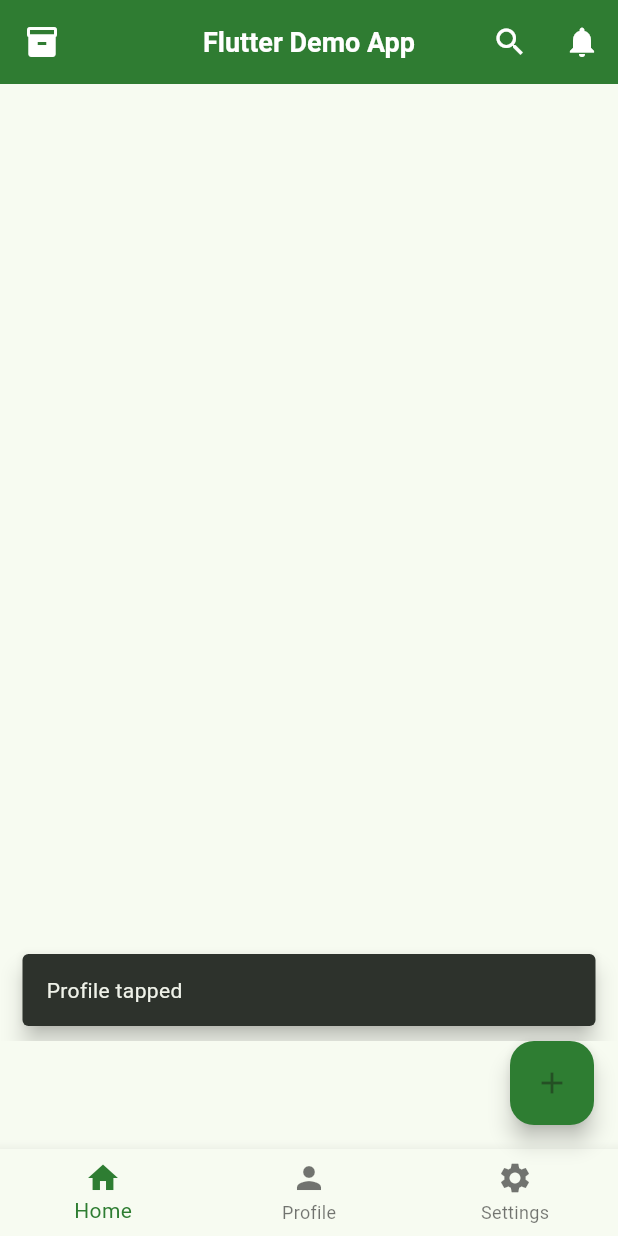
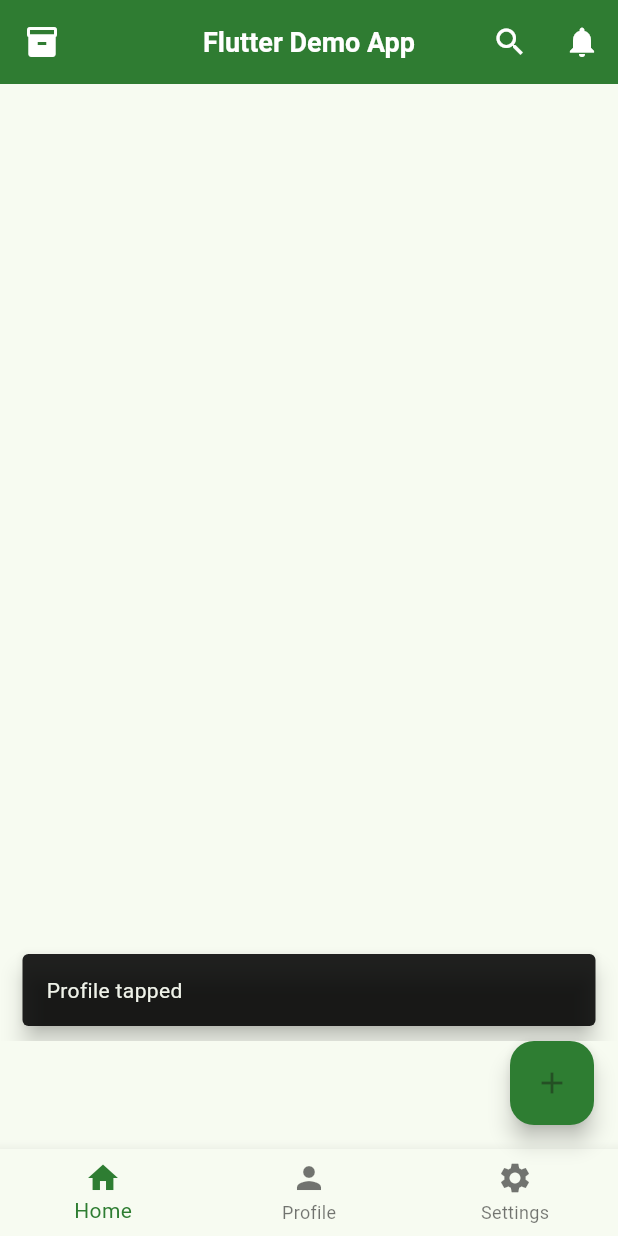
Before and after one commit to saddamhossain/flutter_basics_demo, a Flutter app: the screen it shows after launch, item 2 of the bottom bar chosen, after a tap on the "search" icon, on a phone screen of 412 x 824 dp. Run offline on Flutter 3.47's test engine with Material 3 defaults, Android fonts, the phone set to English and light mode, and no system bars.

Commit message:
updated Snackbar

```diff
--- a/lib/main.dart
+++ b/lib/main.dart
@@ -44,6 +44,7 @@ class HomePage extends StatelessWidget {
       SnackBar(
         content: Text(message),
         behavior: SnackBarBehavior.floating,
+        backgroundColor: Colors.black87,
         duration: const Duration(seconds: 2),
       ),
     );
```
